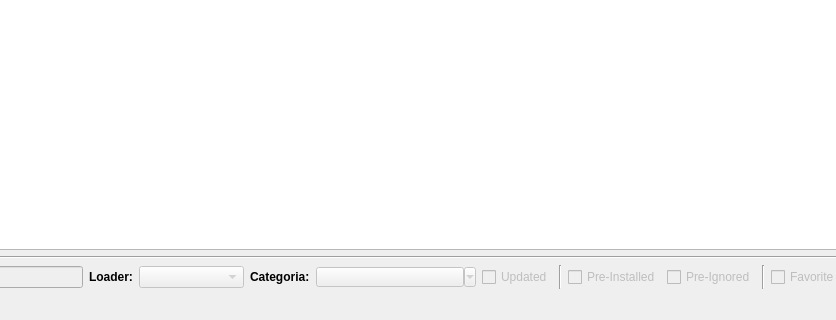
This is pyqt_windows/main_window.ui in MelonRodante/ModList as Qt 5 draws it before an edit; both pictures show x 157 to 993 and y 321 to 641 of the 1080 by 641 pixel window. The edited form follows.
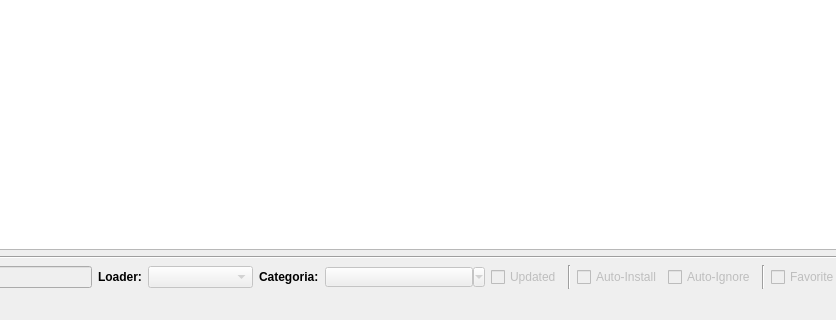
This is the edited form. Icons and pictures are not drawn.

```diff
--- a/pyqt_windows/main_window.ui
+++ b/pyqt_windows/main_window.ui
@@ -489,8 +489,26 @@
         <property name="enabled">
          <bool>false</bool>
         </property>
+        <property name="sizePolicy">
+         <sizepolicy hsizetype="Minimum" vsizetype="Fixed">
+          <horstretch>0</horstretch>
+          <verstretch>0</verstretch>
+         </sizepolicy>
+        </property>
+        <property name="minimumSize">
+         <size>
+          <width>0</width>
+          <height>0</height>
+         </size>
+        </property>
+        <property name="maximumSize">
+         <size>
+          <width>16777215</width>
+          <height>16777215</height>
+         </size>
+        </property>
         <property name="text">
-         <string>Pre-Installed</string>
+         <string>Auto-Install</string>
         </property>
        </widget>
       </item>
@@ -499,8 +517,20 @@
         <property name="enabled">
          <bool>false</bool>
         </property>
+        <property name="minimumSize">
+         <size>
+          <width>0</width>
+          <height>0</height>
+         </size>
+        </property>
+        <property name="maximumSize">
+         <size>
+          <width>16777215</width>
+          <height>16777215</height>
+         </size>
+        </property>
         <property name="text">
-         <string>Pre-Ignored</string>
+         <string>Auto-Ignore</string>
         </property>
        </widget>
       </item>
```
Left out of the diff: 2 changed lines with no effect on the pictures.
